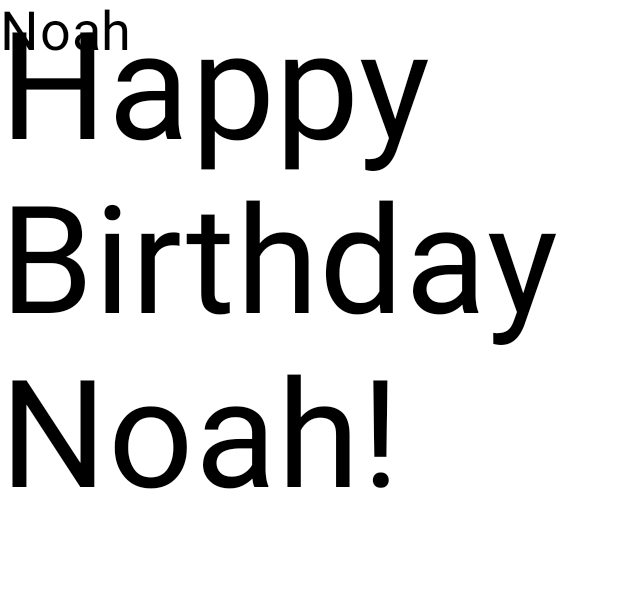
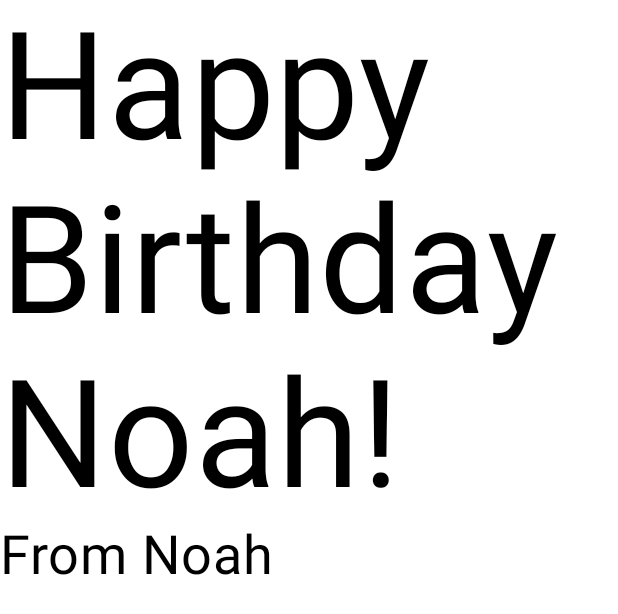
Before and after one commit to ngil0001/HappyBirthdayApp, an Android app built with Jetpack Compose: the @Preview function BirthdayCardPreview, on a phone screen of 412 x 824 dp. Shown: the top 614 px of the screen. Run offline under Robolectric (Android 15) with nearby library versions, the phone set to English and light mode, and no system bars.

Commit message:
Aligned the new Text field into a column for the card preview

```diff
--- a/app/src/main/java/com/example/happybirthdayapp/MainActivity.kt
+++ b/app/src/main/java/com/example/happybirthdayapp/MainActivity.kt
@@ -4,6 +4,8 @@ import android.os.Bundle
 import androidx.activity.ComponentActivity
 import androidx.activity.compose.setContent
 import androidx.activity.enableEdgeToEdge
+import androidx.compose.foundation.layout.Column
+import androidx.compose.foundation.layout.Row
 import androidx.compose.foundation.layout.fillMaxSize
 import androidx.compose.foundation.layout.padding
 import androidx.compose.material3.MaterialTheme
@@ -37,6 +39,9 @@ class MainActivity : ComponentActivity() {
 //displays text to the UI with the Text() function
 @Composable
 fun GreetingText(message: String, from: String, modifier: Modifier = Modifier) {
+    //aligns the text in a row.
+
+    Column(modifier = modifier) {
         Text(
             text = message,
             fontSize = 100.sp,
@@ -48,11 +53,13 @@ fun GreetingText(message: String, from: String, modifier: Modifier = Modifier) {
         )
     }
 
+}
+
 @Preview(showBackground = true)
 @Composable
 fun BirthdayCardPreview() {
     HappyBirthdayAppTheme {
         //function call -- one argument
-        GreetingText(message = "Happy Birthday Noah!", from = "Noah")
+        GreetingText(message = "Happy Birthday Noah!", from = "From Noah")
     }
 }
```
Lines whose indentation alone changed are shown as unchanged.
